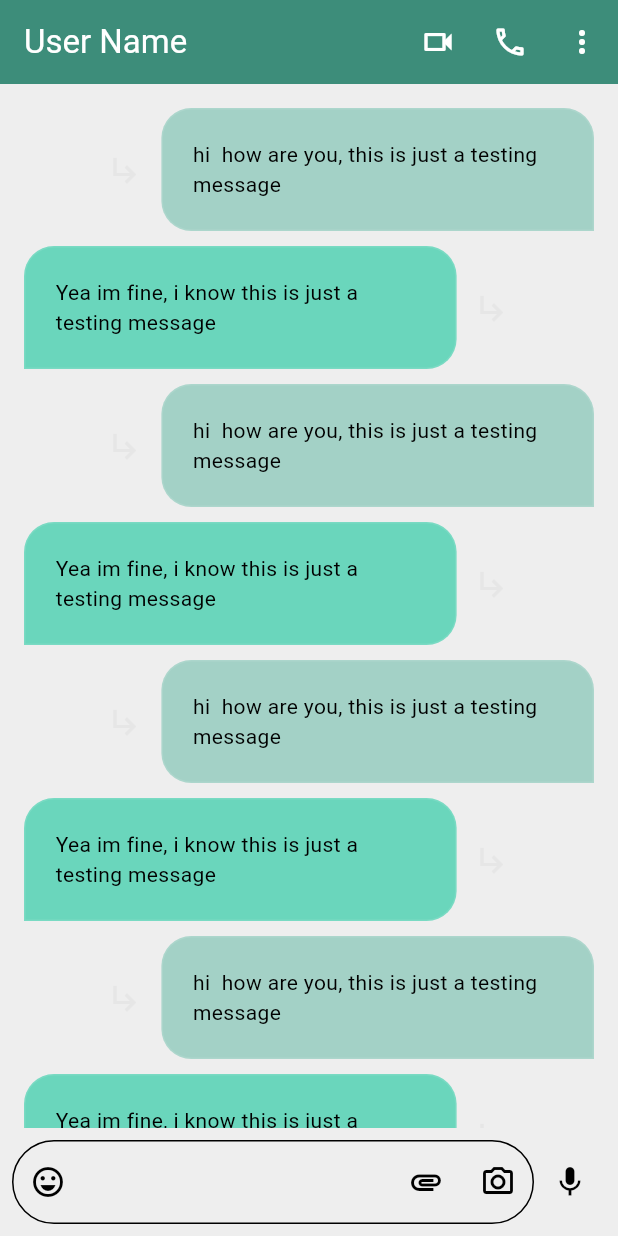
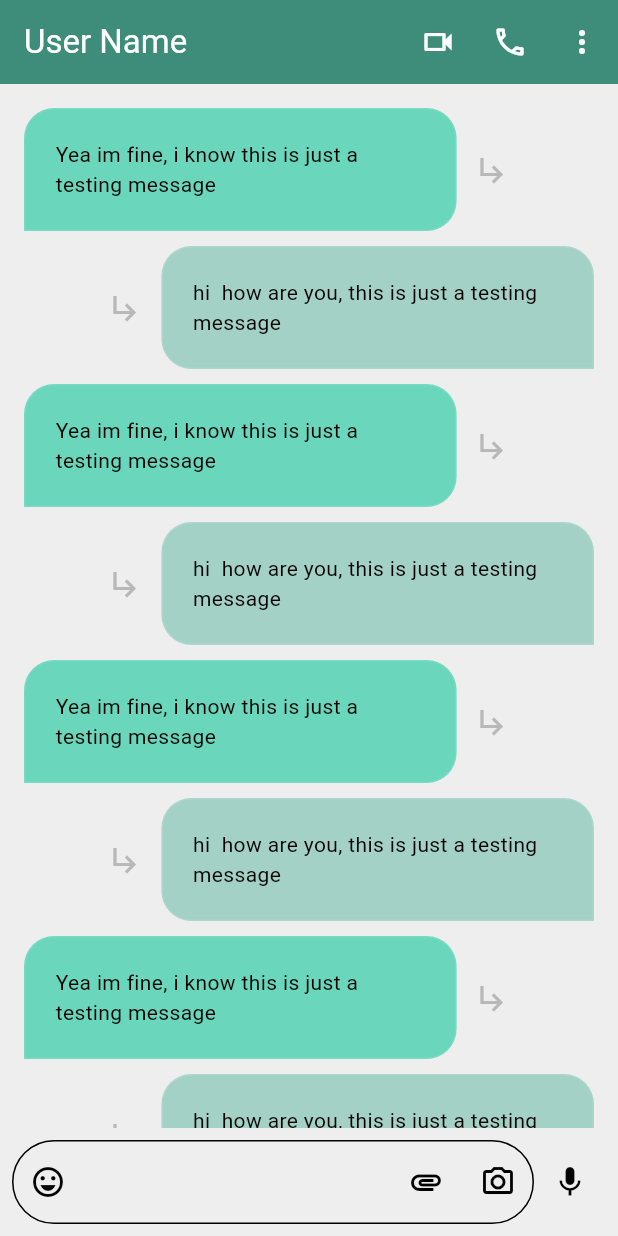
Before and after one commit to AshwaniDev101/Flutter-LanternChat, a Flutter app: the screen it shows after launch, on a phone screen of 412 x 824 dp. Run offline on Flutter 3.47's test engine with Material 3 defaults, Android fonts, the light colour scheme and no system bars.

Commit message:
refactor: Refactor chat bubble logic and update mute color
This commit refactors the chat bubble implementation in `lib/pages/chatpage.dart` by extracting the UI logic into a new reusable `chatBubble` widget. This change simplifies the `ListView.builder` and improves code organization.

Key changes include:
- A new `chatBubble` widget has been created to handle the rendering of both sender and receiver messages.
- The reply icon (`subdirectory_arrow_right_outlined`) is now correctly positioned to the left of the sender's bubble and to the right of the receiver's bubble.
- In `lib/style/app_colors.dart`, the `muteColor` has been updated to a darker shade of gray.
- The `lib/testing/` directory has been added to `.gitignore`.

```diff
--- a/lib/pages/chatpage.dart
+++ b/lib/pages/chatpage.dart
@@ -77,14 +77,24 @@ class Chatpage extends StatelessWidget {
         itemBuilder: (context, index) {
           final bool isSelf = index % 2 == 0;
 
-          if (isSelf) {
+          return chatBubble(context, chatTheme, isSelf);
+
+        },
+      ),
+    );
+  }
+
+  Widget chatBubble(BuildContext context, ChatTheme chatTheme, bool isSelf) {
     return Row(
-              mainAxisAlignment: MainAxisAlignment.end,
+      mainAxisAlignment: isSelf ? MainAxisAlignment.start : MainAxisAlignment.end,
       children: [
+
+        if(!isSelf)
           IconButton(
             onPressed: () {},
             icon: Icon(Icons.subdirectory_arrow_right_outlined, color: chatTheme.muteColor),
           ),
+
         Container(
           width: MediaQuery.of(context).size.width * 0.7,
           padding: EdgeInsets.all(20),
@@ -92,38 +102,23 @@ class Chatpage extends StatelessWidget {
             borderRadius: BorderRadius.only(
               topLeft: Radius.circular(20),
               topRight: Radius.circular(20),
-                      bottomLeft: Radius.circular(20),
+              bottomRight: isSelf ? Radius.circular(20) : Radius.circular(0),
+              bottomLeft: isSelf ? Radius.circular(0) : Radius.circular(20),
             ),
-                    color: chatTheme.senderBubble,
+            color: isSelf ? chatTheme.receivedBubble : chatTheme.senderBubble,
 
             border: Border.all(color: Colors.white10),
           ),
 
-                  child: Text('hi  how are you, this is just a testing message', softWrap: true),
+          child: Text(
+            isSelf
+                ? 'Yea im fine, i know this is just a testing message'
+                : 'hi  how are you, this is just a testing message',
+            softWrap: true,
           ),
-              ],
-            );
-          } else {
-            return Row(
-              mainAxisAlignment: MainAxisAlignment.start,
-              children: [
-                Container(
-                  width: MediaQuery.of(context).size.width * 0.7,
-                  padding: EdgeInsets.all(20),
-                  decoration: BoxDecoration(
-                    borderRadius: BorderRadius.only(
-                      topLeft: Radius.circular(20),
-                      topRight: Radius.circular(20),
-                      bottomRight: Radius.circular(20),
-                    ),
-                    color: chatTheme.receivedBubble,
-
-                    border: Border.all(color: Colors.white10),
         ),
 
-                  child: Text('Yea im fine, i know this is just a testing message', softWrap: true),
-                ),
-
+        if(isSelf)
         IconButton(
           onPressed: () {},
           icon: Icon(Icons.subdirectory_arrow_right_outlined, color: chatTheme.muteColor),
@@ -131,12 +126,7 @@ class Chatpage extends StatelessWidget {
       ],
     );
   }
-        },
-      ),
-    );
-  }
 
-  // Area where user type there messages
   Widget _textArea(BuildContext context) {
     return Padding(
       padding: const EdgeInsets.all(8.0),
--- a/lib/style/app_colors.dart
+++ b/lib/style/app_colors.dart
@@ -5,7 +5,7 @@ class AppColors {
   static const Color secondary = Color(0xFFB3D8A8);
   static const Color background = Color(0xFFFBFFE4);
 
-  static const Color muteColor = Color(0xFFE6E6E6);
+  static const Color muteColor = Color(0xFFB8B8B8);
 
   // Chat Color
   static const Color senderBubble = Color(0xFFA3D1C6);
```
Also changed, not shown: 1 other file. Lines whose indentation alone changed are shown as unchanged.
